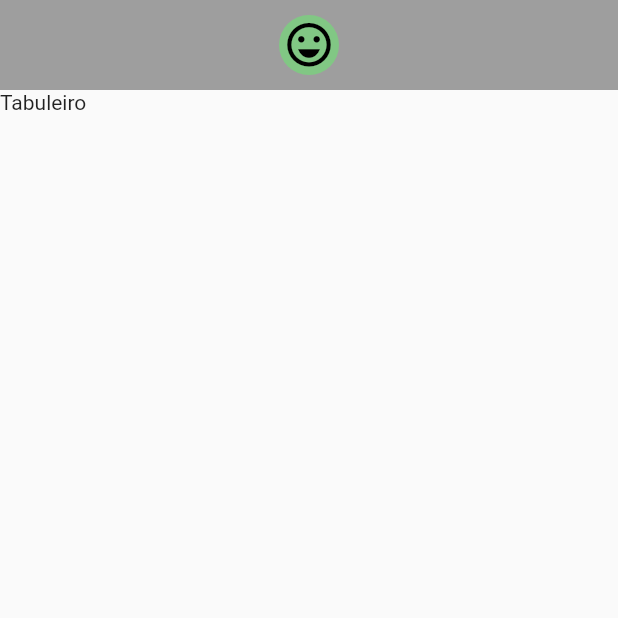
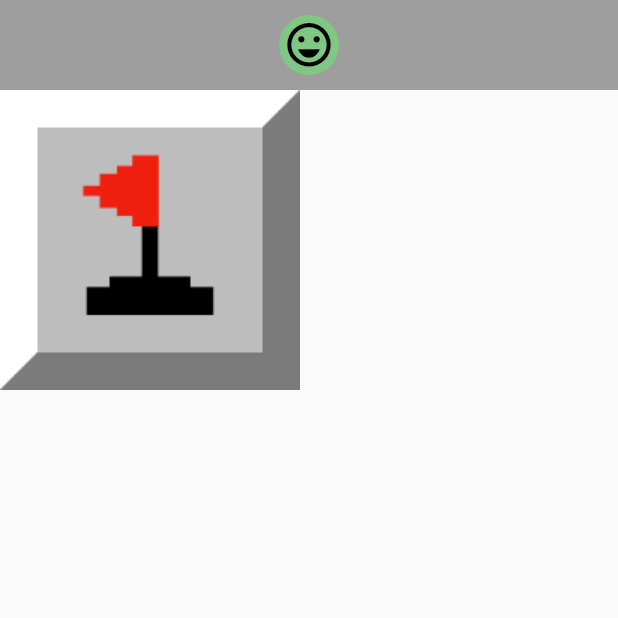
Before and after one commit to rafaelbanhos/minesweeper, a Flutter app: the screen it shows after launch, on a phone screen of 412 x 824 dp, the top half of it. Run offline on Flutter 3.47's test engine with Material 2 defaults, Android fonts, the phone set to English and light mode, and no system bars.

```diff
--- /dev/null
+++ b/lib/components/field_widget.dart
@@ -0,0 +1,37 @@
+import 'package:flutter/material.dart';
+import 'package:minesweeperapp/models/field.dart';
+
+class FieldWidget extends StatelessWidget {
+  final Field field;
+  final void Function(Field) onOpen;
+  final void Function(Field) onSwitchMarkup;
+
+  FieldWidget(
+      {@required this.field,
+      @required this.onOpen,
+      @required this.onSwitchMarkup});
+
+  Widget _getImage() {
+    int numberMines = field.numberMinesNeighbors;
+    if (field.opened && field.mined && field.exploded) {
+      return Image.asset('assets/images/bomba_0.jpeg');
+    } else if (field.opened && field.mined) {
+      return Image.asset('assets/images/bomba_1.jpeg');
+    } else if (field.opened && numberMines > 0) {
+      return Image.asset('assets/images/aberto_$numberMines.jpeg');
+    } else if (field.marked) {
+      return Image.asset('assets/images/bandeira.jpeg');
+    } else {
+      return Image.asset('assets/images/fechado.jpeg');
+    }
+  }
+
+  @override
+  Widget build(BuildContext context) {
+    return InkWell(
+      onTap: () => onOpen(field),
+      onLongPress: () => onSwitchMarkup(field),
+      child: _getImage(),
+    );
+  }
+}
--- a/lib/screens/home_screen.dart
+++ b/lib/screens/home_screen.dart
@@ -1,14 +1,38 @@
 import 'package:flutter/material.dart';
+import 'package:minesweeperapp/components/field_widget.dart';
+import 'package:minesweeperapp/models/explosion_exception.dart';
+import 'package:minesweeperapp/models/field.dart';
 import '../components/result_widget.dart';
 
 class HomeScreen extends StatelessWidget {
+  void _restart() {
+    print('Reiniciar');
+  }
 
-  _restart() {
-    print('Reiniciar');
+  void _open(Field f) {
+    print('abrir..');
+  }
+
+  void _switchMarkup(Field field) {
+    print('altenar marcação...');
   }
 
   @override
   Widget build(BuildContext context) {
+    Field neighbor1 = Field(line: 1, column: 0);
+    neighbor1.mine();
+    Field neighbor2 = Field(line: 1, column: 1);
+    neighbor2.mine();
+
+    Field field = Field(line: 0, column: 0);
+    field.addNeighbor(neighbor1);
+    field.addNeighbor(neighbor2);
+
+    try {
+      //field.mine();
+      field.changeMarkup();
+    } on ExplosionException {}
+
     return MaterialApp(
       home: Scaffold(
         appBar: ResultWidget(
@@ -16,7 +40,11 @@ class HomeScreen extends StatelessWidget {
           onRestart: _restart,
         ),
         body: Container(
-          child: Text('Tabuleiro'),
+          child: FieldWidget(
+            field: field,
+            onOpen: _open,
+            onSwitchMarkup: _switchMarkup,
+          ),
         ),
       ),
     );
```
